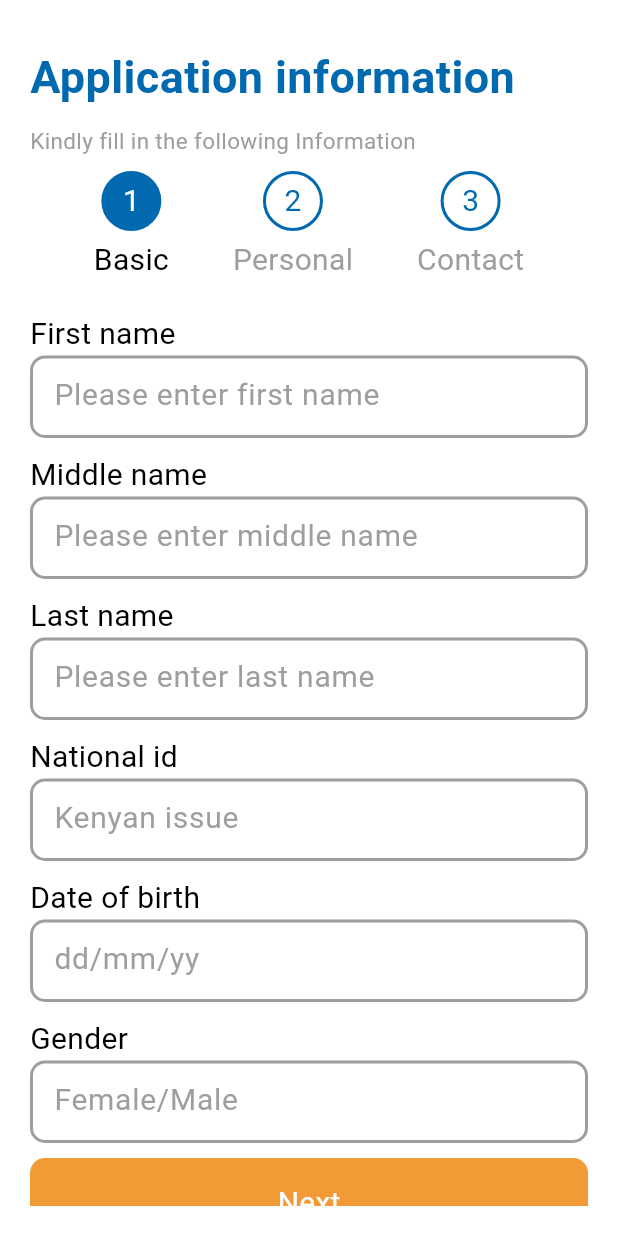
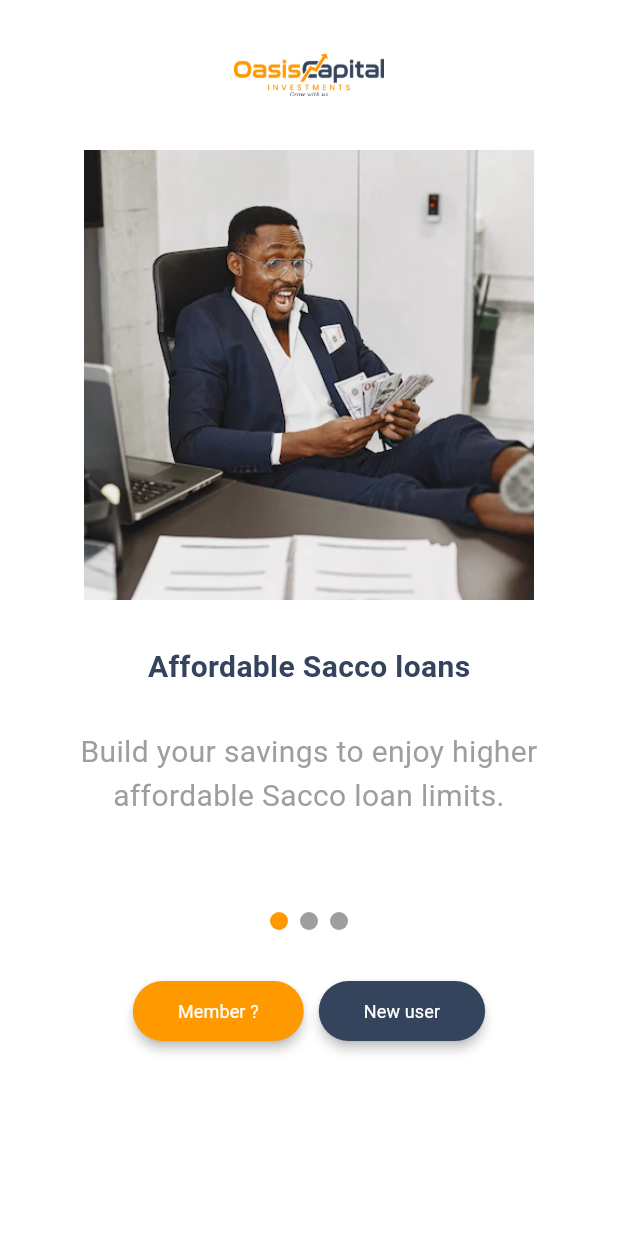
Before and after one commit to NGURE-TIM/OASIS-CAPITAL-INVESTMENTS, a Flutter app: the screen it shows after launch, on a phone screen of 412 x 824 dp. Run offline on Flutter 3.47's test engine with Material 3 defaults, Android fonts, the phone set to English and light mode, and no system bars; drawn by our look-alikes of flutter_carousel_widget; our stand-ins replace another_flutter_splash_screen, cloud_firestore, dashed_circular_progress_bar, dropdown_textfield, firebase_auth, firebase_core and 3 more; missing offline and left inert: flutter_dropdown_search; accounts and stored records are empty.

Commit message:
ui changes

```diff
--- a/lib/colors/colors.dart
+++ b/lib/colors/colors.dart
@@ -1,6 +1,8 @@
 import 'package:flutter/material.dart';
 
 const Color seedBlue=  Color(0xFF0069b0);
+const Color mainBlue = Color(0xFF34445C);
+const Color mainOrange=Color(0xFFFF9900);
 const Color black=Colors.black;
 const Color grey=Colors.grey;
 const Color Blue=  Color(0xFF151c4a);
--- a/lib/data_Entry/entry.dart
+++ b/lib/data_Entry/entry.dart
@@ -3,6 +3,7 @@ import 'package:fulusi/colors/colors.dart';
 import 'dataEntryWidgets/widgets.dart';
 import 'package:fulusi/data_Entry/personal.dart';
 import 'package:simple_circular_progress_bar/simple_circular_progress_bar.dart';
+import 'package:firebase_auth/firebase_auth.dart';
 
 late String Firstname='x';
 late String Middlename='x';
@@ -30,13 +31,14 @@ onComplete(){
 
 
 class entry extends StatefulWidget {
-  const entry({Key? key}) : super(key: key);
 
   @override
   State<entry> createState() => _entryState();
 }
 
 class _entryState extends State<entry> {
+
+
   @override
 
   Widget build(BuildContext context) {
@@ -131,35 +133,12 @@ style:TextStyle(
                  child: ElevatedButton(onPressed: ()async{
                    onComplete();
                    if(Complete){
-                     /* showDialog(
-                       context: context,
-                       builder: (BuildContext context) {
-                         return Stack(
-                             children: [
-                               ModalBarrier(
-                                 color: black.withOpacity(0.4),
-                               ),
-                               AlertDialog(
-                                 backgroundColor: transparent,
-                                 content: SimpleCircularProgressBar(
-                                   size: 50,
-                                   progressStrokeWidth: 5,
-                                   backStrokeWidth: 8,
-                                   mergeMode: true,
-                                   progressColors: const [seedBlue],
-                                   backColor: Colors.black.withOpacity(0.4),
-                                   animationDuration: 3,
-                                 ),
-                               ),
-                             ]
-                         );
-                       },
-                     );
+                     /*
                      */
 
                      Navigator.push(
                        context,
-                       MaterialPageRoute(builder: (context) => Personal()),
+                       MaterialPageRoute(builder: (context) => Personal( Firstname , Middlename , Lastname , ID , DOB , Gender)),
                      );
                    }
                    else{
--- /dev/null
+++ b/lib/globalWidgets.dart
@@ -0,0 +1,29 @@
+
+import 'package:flutter/material.dart';
+
+class ElavatedButton extends StatelessWidget {
+ Function() onPressed ;
+  String text;
+  Color textColor;
+  Color bodyColor;
+
+  ElavatedButton(this.text,this.textColor,this.bodyColor , this.onPressed);
+
+
+  @override
+  Widget build(BuildContext context) {
+    return ElevatedButton(onPressed:onPressed,
+      style: ElevatedButton.styleFrom(
+          padding: EdgeInsets.symmetric(horizontal: 30, vertical: 10),
+        shape: RoundedRectangleBorder(borderRadius: BorderRadius.circular(20)),
+          elevation: 3, backgroundColor: bodyColor
+      ), child: Text(
+        text,
+        style: TextStyle(
+            color: textColor,
+                fontSize: 12
+        ),
+      ),
+    );
+  }
+}
--- /dev/null
+++ b/lib/splashPages/carousel.dart
@@ -0,0 +1,142 @@
+import 'package:flutter_carousel_widget/flutter_carousel_widget.dart';
+import 'package:flutter/material.dart';
+import 'package:fulusi/colors/colors.dart';
+import 'package:fulusi/data_Entry/entry.dart';
+import 'package:fulusi/logins/login_screens/register/register.dart';
+
+import '../globalWidgets.dart';
+
+
+class Carousel extends StatelessWidget {
+  const Carousel({Key? key}) : super(key: key);
+
+  @override
+  Widget build(BuildContext context) {
+    return  SafeArea(
+      child: Scaffold(
+        backgroundColor: white,
+        body: Column(
+          children: [
+
+            SizedBox(
+              height: 100,
+              width: 100,
+              child: Image.asset("assets/images/cropped-Oasis-Capital-Investments-trans.png"),
+            ),
+            FlutterCarousel(
+              options: CarouselOptions(
+                autoPlay: true,
+                autoPlayInterval: const Duration(seconds: 5),
+                viewportFraction: 1,
+                enlargeCenterPage: true,
+                height: 500.0,
+                showIndicator: true,
+                slideIndicator: const CircularSlideIndicator(
+                    indicatorBorderColor: white,
+                  currentIndicatorColor: mainOrange,
+                  indicatorBackgroundColor: grey
+                ),
+                floatingIndicator: false
+              ),
+              items: sliders.map((item) {
+                return Builder(
+                  builder: (BuildContext context) {
+                    return Container(
+                        width: 400,
+                        height: 400,
+                        margin: EdgeInsets.symmetric(horizontal: 5.0),
+                        decoration: BoxDecoration(
+                            color: white
+                        ),
+                        child: Column(
+                          children: [
+                            Image(
+                                height:300,
+                                width:300,
+                                fit: BoxFit.cover,
+                                image: AssetImage(item.imagepath)),
+                            SizedBox( height: 30,),
+
+                            Text(item.textBody1,
+                             style: TextStyle(
+                                color:mainBlue,
+                                fontWeight: FontWeight.w700,
+                                fontSize: 20,
+                              ),
+
+
+                            ),
+
+                            SizedBox( height: 20,),
+
+                            Padding(
+                              padding: const EdgeInsets.all(8.0),
+                              child: Text(item.textBody2,
+                                textAlign: TextAlign.center,
+                              style:TextStyle(
+                                color:grey,
+                                fontWeight: FontWeight.w400,
+                                fontSize: 20,
+                              ),
+                              ),
+                            ),
+
+                          ],
+                        )
+                    );
+                  },
+                );
+              }).toList(),
+            ),
+            const SizedBox(
+              height: 30,
+            ),
+             Row(
+               mainAxisAlignment: MainAxisAlignment.center,
+               children: [
+                 ElavatedButton('Member ?' , white ,mainOrange , (){Navigator.push(
+                   context,
+                   MaterialPageRoute(builder: (context) => Verify()),
+                 );}),
+                 const SizedBox(
+                   width:10
+                 ),
+                 ElavatedButton('New user' , white, mainBlue,(){Navigator.push(
+                   context,
+                   MaterialPageRoute(builder: (context) => entry()),
+                 );}),
+
+
+
+
+               ],
+             ),
+          ],
+        ),
+      ),
+    );
+  }
+}
+
+
+
+
+class BuildCarousel{
+  String imagepath;
+  String textBody1;
+  String textBody2;
+  BuildCarousel (this.imagepath,this.textBody1,this.textBody2);
+}
+
+
+List sliders= [
+  BuildCarousel('assets/images/african-man-black-suit-guy-sitting-table-businessman-with-money_1157-48554.webp',
+  'Affordable Sacco loans', 'Build your savings to enjoy higher affordable Sacco loan limits.'
+  ),
+  BuildCarousel('assets/images/mortgage-contract-house-figurine_23-2147737962.jpg',
+      'Loan products', 'Borrow at low interest to finance your needs, business or project.'
+  ),
+  BuildCarousel('assets/images/photorealistic-money-with-plant_23-2151027561.webp',
+      'Sacco Investment shares', 'Invest on Sacco properties and earn dividends.'
+  ),
+];
--- a/pubspec.yaml
+++ b/pubspec.yaml
@@ -39,11 +39,14 @@ dependencies:
   firebase_core: ^2.24.2
   firebase_auth: ^4.15.3
   firebase_storage: ^11.5.6
-  cloud_firestore: ^4.13.6
+  cloud_firestore: ^4.14.0
   dashed_circular_progress_bar: ^0.0.6
   slide_countdown: ^1.5.0
   simple_circular_progress_bar: ^1.0.2
   dropdown_textfield: ^1.0.8
+  flutter_dropdown_search: ^0.0.4
+  firebase_database: ^10.4.0
+  flutter_carousel_widget: ^2.2.0
 
 
 dev_dependencies:
```
Also changed, not shown: lib/data_Entry/contacts.dart (renamed from lib/data_Entry/contract.dart, +96 -23 lines), lib/data_Entry/personal.dart (+13 -4 lines), lib/logins/login_screens/register/register.dart (+71 -20 lines), lib/main.dart (+2 -30 lines), lib/splashPages/splash.dart (added, +25 -0 lines), assets/images/african-man-black-suit-guy-sitting-table-businessman-with-money_1157-48554.webp (added), assets/images/cropped-Oasis-Capital-Investments-trans.png (added), assets/images/mortgage-contract-house-figurine_23-2147737962.jpg (added), assets/images/photorealistic-money-with-plant_23-2151027561.webp (added), assets/images/splashscreen.gif (deleted), pubspec.lock, 2 other files.
